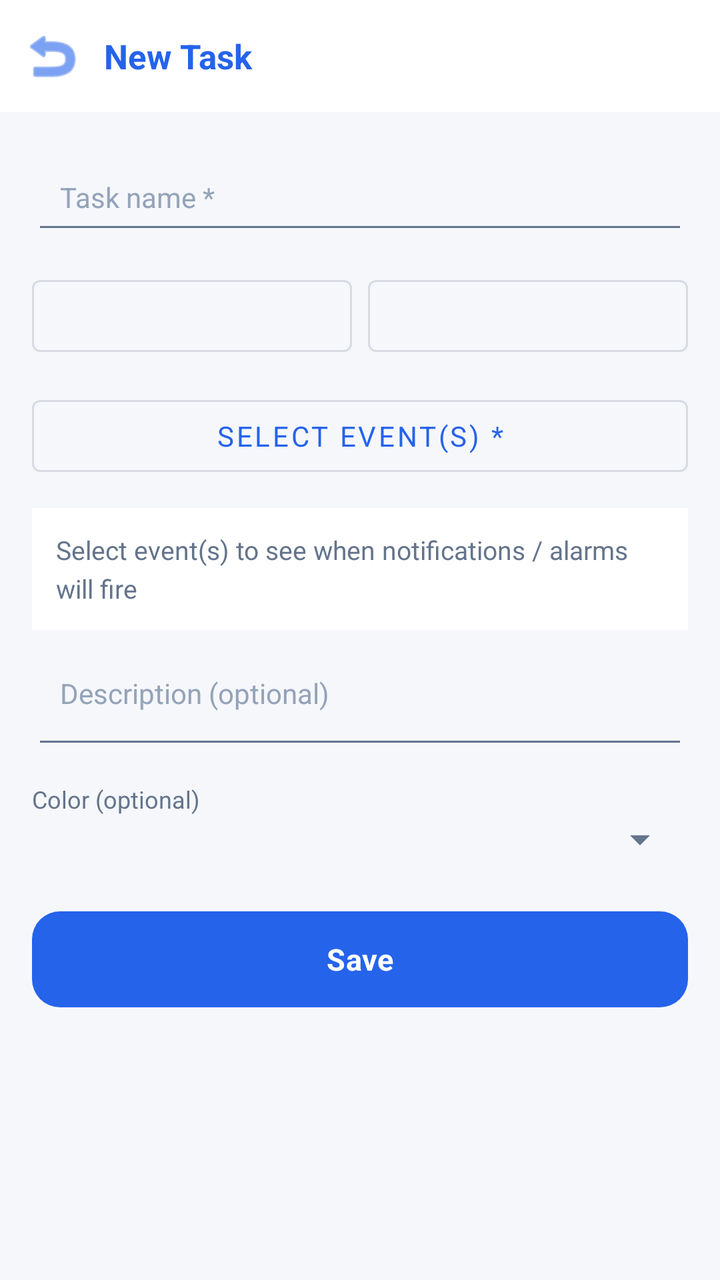
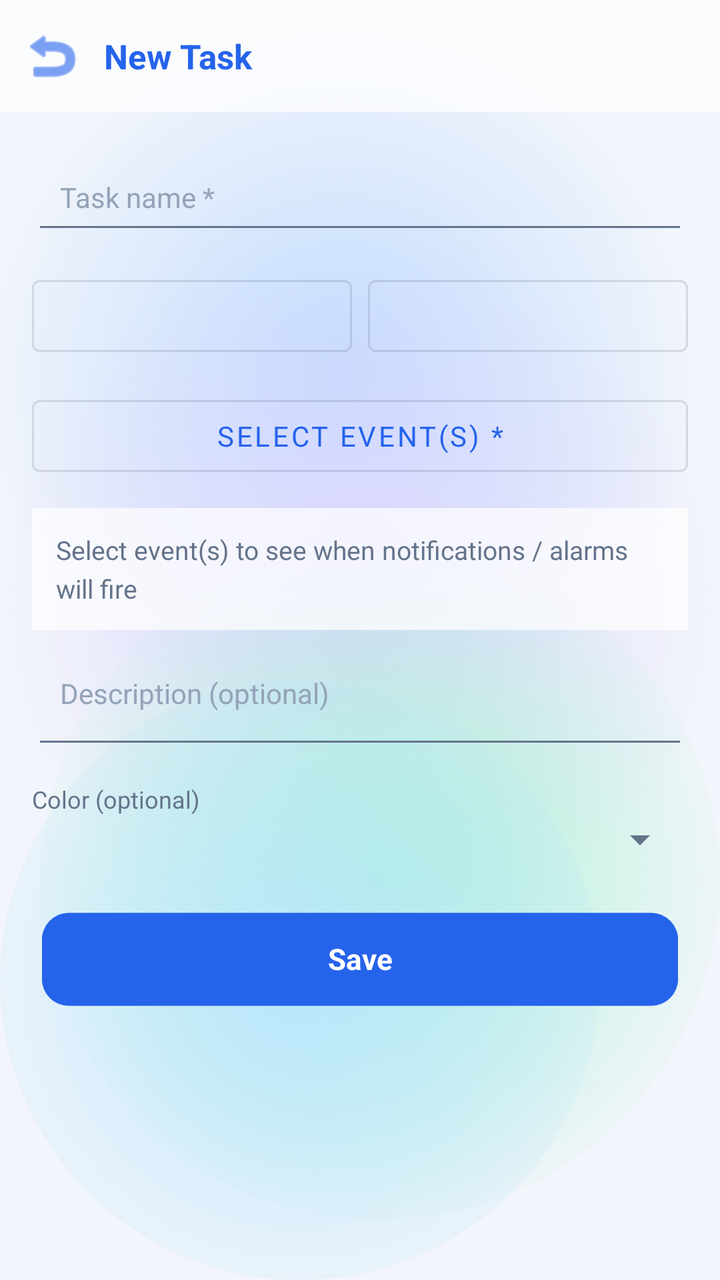

The first picture is an Android layout as it rendered before a commit; the second is the same layout after the commit. The layout source and the unified diff follow.
<!-- AndroidManifest.xml: application theme Theme.ExpenseOS -->
<!-- res/layout/activity_add_task.xml -->
<?xml version="1.0" encoding="utf-8"?>
<ScrollView xmlns:android="http://schemas.android.com/apk/res/android"
    android:layout_width="match_parent"
    android:layout_height="match_parent"
    android:background="@color/bg">

    <LinearLayout
        android:layout_width="match_parent"
        android:layout_height="wrap_content"
        android:orientation="vertical">

        <LinearLayout
            android:layout_width="match_parent"
            android:layout_height="56dp"
            android:background="@color/nav_bg"
            android:gravity="center_vertical"
            android:orientation="horizontal"
            android:paddingHorizontal="8dp">

            <ImageButton
                android:id="@+id/btnBack"
                android:layout_width="36dp"
                android:layout_height="36dp"
                android:background="?attr/selectableItemBackgroundBorderless"
                android:src="@android:drawable/ic_menu_revert"
                android:tint="@color/primary" />

            <TextView
                android:layout_width="wrap_content"
                android:layout_height="wrap_content"
                android:layout_marginStart="8dp"
                android:text="New Task"
                android:textColor="@color/primary"
                android:textSize="17sp"
                android:textStyle="bold" />
        </LinearLayout>

        <LinearLayout
            android:layout_width="match_parent"
            android:layout_height="wrap_content"
            android:orientation="vertical"
            android:padding="16dp">

            <EditText
                android:id="@+id/etTaskName"
                android:layout_width="match_parent"
                android:layout_height="wrap_content"
                android:hint="Task name *" />

            <LinearLayout
                android:layout_width="match_parent"
                android:layout_height="wrap_content"
                android:layout_marginTop="12dp"
                android:orientation="horizontal">

                <Button
                    android:id="@+id/btnTaskDate"
                    style="@style/Widget.MaterialComponents.Button.OutlinedButton"
                    android:layout_width="0dp"
                    android:layout_height="wrap_content"
                    android:layout_weight="1" />

                <Button
                    android:id="@+id/btnTaskTime"
                    style="@style/Widget.MaterialComponents.Button.OutlinedButton"
                    android:layout_width="0dp"
                    android:layout_height="wrap_content"
                    android:layout_weight="1"
                    android:layout_marginStart="8dp" />
            </LinearLayout>

            <Button
                android:id="@+id/btnTaskEvents"
                style="@style/Widget.MaterialComponents.Button.OutlinedButton"
                android:layout_width="match_parent"
                android:layout_height="wrap_content"
                android:layout_marginTop="12dp"
                android:text="Select event(s) *" />

            <TextView
                android:id="@+id/tvScheduleSummary"
                android:layout_width="match_parent"
                android:layout_height="wrap_content"
                android:layout_marginTop="12dp"
                android:background="@color/nav_bg"
                android:lineSpacingExtra="4dp"
                android:padding="12dp"
                android:text="Select event(s) to see when notifications / alarms will fire"
                android:textColor="@color/text_muted"
                android:textSize="13sp" />

            <EditText
                android:id="@+id/etTaskDescription"
                android:layout_width="match_parent"
                android:layout_height="wrap_content"
                android:layout_marginTop="12dp"
                android:hint="Description (optional)"
                android:minLines="2"
                android:gravity="top" />

            <TextView
                android:layout_width="wrap_content"
                android:layout_height="wrap_content"
                android:layout_marginTop="12dp"
                android:text="Color (optional)"
                android:textSize="12sp"
                android:textColor="@color/text_muted" />

            <Spinner
                android:id="@+id/spTaskColor"
                android:layout_width="match_parent"
                android:layout_height="wrap_content" />

            <Button
                android:id="@+id/btnSaveTask"
                style="@style/BtnPrimary"
                android:layout_width="match_parent"
                android:layout_height="48dp"
                android:layout_marginTop="24dp"
                android:text="Save" />
        </LinearLayout>
    </LinearLayout>
</ScrollView>
<!-- resources referenced by this layout -->
<resources>
  <color name="bg">#F5F7FB</color>
  <color name="nav_bg">#FFFFFF</color>
  <style name="Theme.ExpenseOS" parent="Theme.MaterialComponents.DayNight.NoActionBar">
          <item name="colorPrimary">@color/primary</item>
          <item name="colorPrimaryVariant">@color/primary_dark</item>
          <item name="colorPrimaryDark">@color/primary_dark</item>
          <item name="colorOnPrimary">@color/on_primary</item>
          <item name="colorSecondary">@color/secondary</item>
          <item name="colorSecondaryVariant">@color/secondary_dark</item>
          <item name="colorOnSecondary">@color/on_primary</item>
          <item name="colorAccent">@color/primary</item>
          <item name="colorSurface">@color/surface</item>
          <item name="colorOnSurface">@color/text</item>
          <item name="colorOnBackground">@color/text</item>
          <item name="colorError">@color/danger</item>
          <item name="android:colorBackground">@color/bg</item>
          <item name="android:windowBackground">@color/bg</item>
  
          <item name="android:textColorPrimary">@color/text</item>
          <item name="android:textColorSecondary">@color/text_muted</item>
          <item name="android:textColorHint">@color/text_hint</item>
          <item name="android:fontFamily">sans-serif</item>
          <item name="fontFamily">sans-serif</item>
  
          
          <item name="android:statusBarColor">@color/bg</item>
          <item name="android:navigationBarColor">@color/nav_bg</item>
          <item name="android:windowLightStatusBar">true</item>
          <item name="android:windowLightNavigationBar" tools:targetApi="o_mr1">true</item>
          <item name="android:forceDarkAllowed" tools:targetApi="q">false</item>
  
          
          <item name="editTextStyle">@style/Widget.ExpenseOS.EditText</item>
          <item name="materialAlertDialogTheme">@style/ThemeOverlay.ExpenseOS.Dialog</item>
          <item name="bottomSheetDialogTheme">@style/ThemeOverlay.ExpenseOS.BottomSheet</item>
          <item name="materialTimePickerTheme">@style/ThemeOverlay.ExpenseOS.TimePicker</item>
          <item name="android:windowAnimationStyle">@style/Animation.ExpenseOS.Window</item>
          <item name="android:windowActivityTransitions">true</item>
          <item name="android:windowContentTransitions">true</item>
      </style>
  <style name="BtnBase" parent="Widget.MaterialComponents.Button">
          <item name="android:textSize">@dimen/type_subtitle</item>
          <item name="android:textStyle">bold</item>
          <item name="android:letterSpacing">0.01</item>
          <item name="android:textAllCaps">false</item>
          <item name="android:minHeight">@dimen/touch_target</item>
          <item name="android:insetTop">0dp</item>
          <item name="android:insetBottom">0dp</item>
          <item name="cornerRadius">14dp</item>
          <item name="android:stateListAnimator">@null</item>
      </style>
  <color name="surface">#FFFFFF</color>
  <!-- unchanged entries left out for length: 22 -->
</resources>

<!-- the commit's change to res/layout/activity_add_task.xml (unified diff, before → after) -->
@@ -2,7 +2,7 @@
 <ScrollView xmlns:android="http://schemas.android.com/apk/res/android"
     android:layout_width="match_parent"
     android:layout_height="match_parent"
-    android:background="@color/bg">
+    android:background="@android:color/transparent">
 
     <LinearLayout
         android:layout_width="match_parent"
<!-- resource entries referenced after the edit -->
@@ -1,7 +1,61 @@
 <!-- resources referenced by this layout -->
 <resources>
-  <color name="bg">#F5F7FB</color>
-  <color name="nav_bg">#FFFFFF</color>
+  <color name="bg">#F2F5FB</color>
+  <!-- drawable aurora_bg (drawable) -->
+  <?xml version="1.0" encoding="utf-8"?>
+  <layer-list xmlns:android="http://schemas.android.com/apk/res/android">
+      <item android:drawable="@color/aurora_base" />
+      <item android:width="380dp" android:height="380dp"
+          android:gravity="top|end"
+          android:drawable="@drawable/aurora_blob_blue" />
+      <item android:width="360dp" android:height="360dp"
+          android:gravity="start" android:top="120dp"
+          android:drawable="@drawable/aurora_blob_violet" />
+      <item android:width="340dp" android:height="340dp"
+          android:gravity="bottom|end" android:bottom="30dp"
+          android:drawable="@drawable/aurora_blob_mint" />
+      <item android:width="300dp" android:height="300dp"
+          android:gravity="bottom|start"
+          android:drawable="@drawable/aurora_blob_sky" />
+  </layer-list>
+  <color name="aurora_base">#F2F5FB</color>
+  <!-- drawable aurora_blob_blue (drawable) -->
+  <?xml version="1.0" encoding="utf-8"?>
+  <shape xmlns:android="http://schemas.android.com/apk/res/android" android:shape="oval">
+      <gradient
+          android:type="radial"
+          android:gradientRadius="180dp"
+          android:startColor="#BFDBFE"
+          android:endColor="#00BFDBFE" />
+  </shape>
+  <!-- drawable aurora_blob_violet (drawable) -->
+  <?xml version="1.0" encoding="utf-8"?>
+  <shape xmlns:android="http://schemas.android.com/apk/res/android" android:shape="oval">
+      <gradient
+          android:type="radial"
+          android:gradientRadius="180dp"
+          android:startColor="#DDD6FE"
+          android:endColor="#00DDD6FE" />
+  </shape>
+  <!-- drawable aurora_blob_mint (drawable) -->
+  <?xml version="1.0" encoding="utf-8"?>
+  <shape xmlns:android="http://schemas.android.com/apk/res/android" android:shape="oval">
+      <gradient
+          android:type="radial"
+          android:gradientRadius="180dp"
+          android:startColor="#A7F3D0"
+          android:endColor="#00A7F3D0" />
+  </shape>
+  <!-- drawable aurora_blob_sky (drawable) -->
+  <?xml version="1.0" encoding="utf-8"?>
+  <shape xmlns:android="http://schemas.android.com/apk/res/android" android:shape="oval">
+      <gradient
+          android:type="radial"
+          android:gradientRadius="180dp"
+          android:startColor="#BAE6FD"
+          android:endColor="#00BAE6FD" />
+  </shape>
+  <color name="nav_bg">#B9FFFFFF</color>
   <style name="Theme.ExpenseOS" parent="Theme.MaterialComponents.DayNight.NoActionBar">
           <item name="colorPrimary">@color/primary</item>
           <item name="colorPrimaryVariant">@color/primary_dark</item>
@@ -16,7 +70,7 @@
           <item name="colorOnBackground">@color/text</item>
           <item name="colorError">@color/danger</item>
           <item name="android:colorBackground">@color/bg</item>
-          <item name="android:windowBackground">@color/bg</item>
+          <item name="android:windowBackground">@drawable/aurora_bg</item>
   
           <item name="android:textColorPrimary">@color/text</item>
           <item name="android:textColorSecondary">@color/text_muted</item>
@@ -25,8 +79,8 @@
           <item name="fontFamily">sans-serif</item>
   
           
-          <item name="android:statusBarColor">@color/bg</item>
-          <item name="android:navigationBarColor">@color/nav_bg</item>
+          <item name="android:statusBarColor">@android:color/transparent</item>
+          <item name="android:navigationBarColor">@android:color/transparent</item>
           <item name="android:windowLightStatusBar">true</item>
           <item name="android:windowLightNavigationBar" tools:targetApi="o_mr1">true</item>
           <item name="android:forceDarkAllowed" tools:targetApi="q">false</item>
@@ -49,9 +103,9 @@
           <item name="android:insetTop">0dp</item>
           <item name="android:insetBottom">0dp</item>
           <item name="cornerRadius">14dp</item>
-          <item name="android:stateListAnimator">@null</item>
+          <item name="android:stateListAnimator">@animator/btn_press_scale</item>
       </style>
-  <color name="surface">#FFFFFF</color>
+  <color name="surface">#E9FFFFFF</color>
   <!-- unchanged entries left out for length: 22 -->
 </resources>
 
